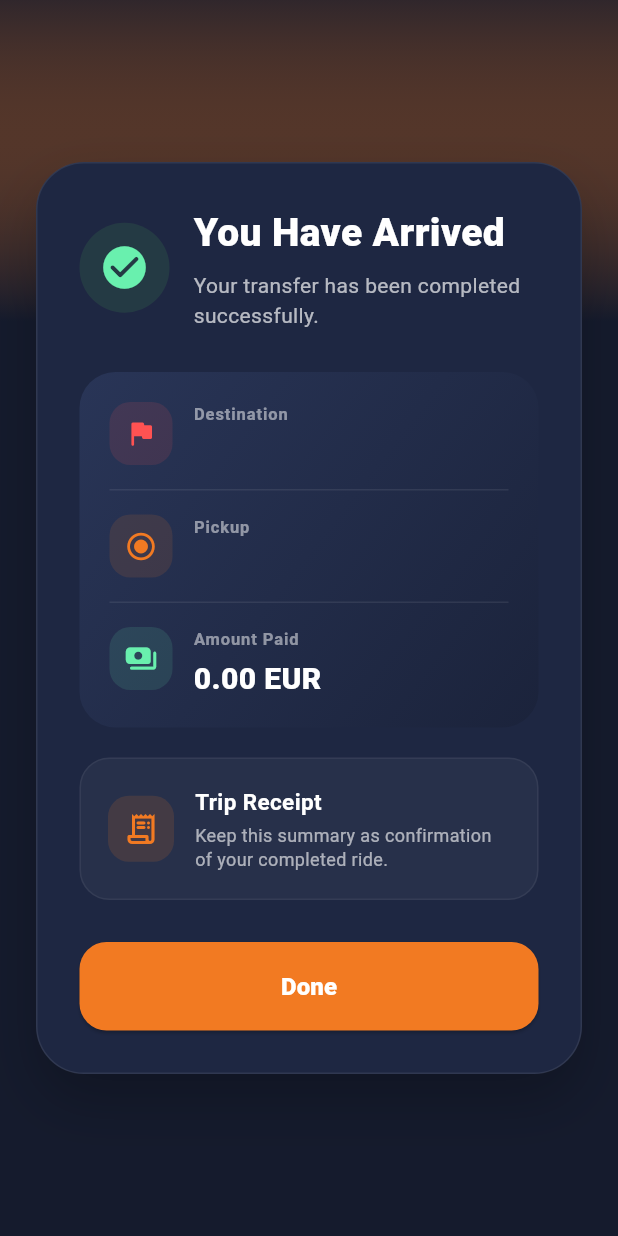
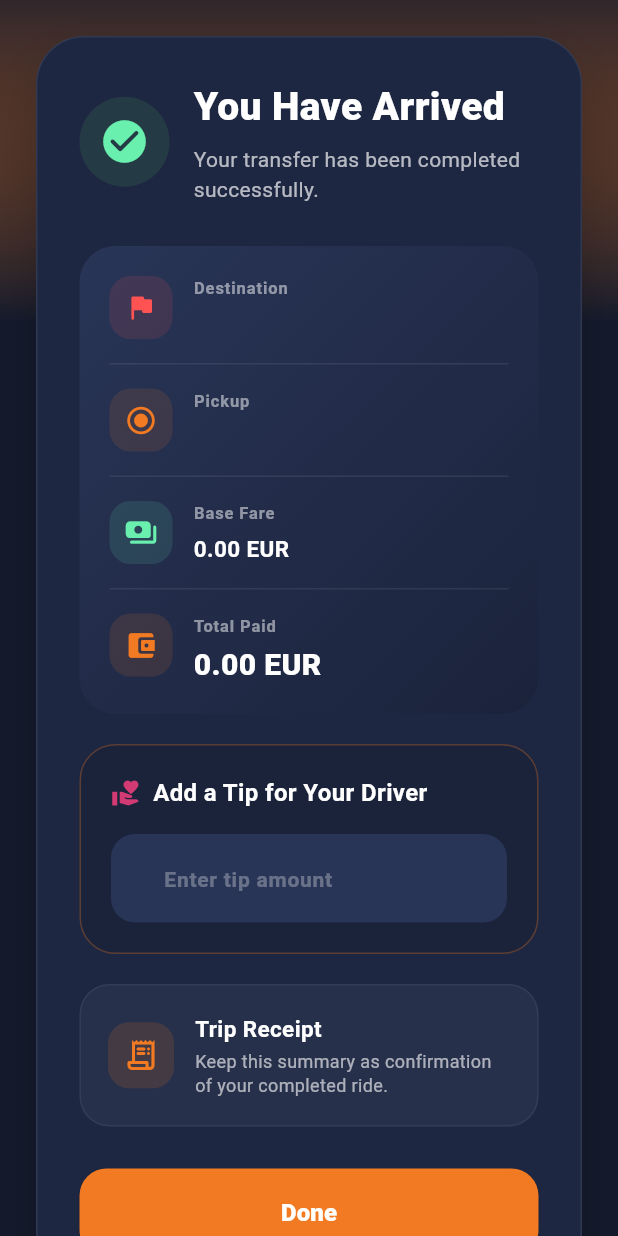
Before and after one commit to ThaferAbo/RayRide, a Flutter app: the TripArrivalSummaryScreen screen opened directly with empty values, on a phone screen of 412 x 824 dp. Run offline on Flutter 3.47's test engine with Material 3 defaults, Android fonts, the phone set to English and light mode, and no system bars; our stand-ins replace flutter_map, flutter_secure_storage, latlong2, lottie, shared_preferences, shimmer; accounts and stored records are empty.

Commit message:
Adding "tips" feature.

```diff
--- a/lib/screens/trip/trip_arrival_summary_screen.dart
+++ b/lib/screens/trip/trip_arrival_summary_screen.dart
@@ -4,13 +4,27 @@ import '../../main.dart';
 import '../../models/trip_models.dart';
 import '../../services/trip_service.dart';
 
-class TripArrivalSummaryScreen extends StatelessWidget {
+class TripArrivalSummaryScreen extends StatefulWidget {
   const TripArrivalSummaryScreen({
     super.key,
     required this.trip,
   });
 
   final TripSession trip;
+
+  @override
+  State<TripArrivalSummaryScreen> createState() => _TripArrivalSummaryScreenState();
+}
+
+class _TripArrivalSummaryScreenState extends State<TripArrivalSummaryScreen> {
+  final TextEditingController _tipController = TextEditingController();
+  double _tipAmount = 0.0;
+
+  @override
+  void dispose() {
+    _tipController.dispose();
+    super.dispose();
+  }
 
   @override
   Widget build(BuildContext context) {
@@ -20,10 +34,11 @@ class TripArrivalSummaryScreen extends StatelessWidget {
     final content = Center(
       child: ConstrainedBox(
         constraints: const BoxConstraints(maxWidth: 640),
-        child: Padding(
-          padding: const EdgeInsets.all(24),
-          child: Container(
-            decoration: BoxDecoration(
+        child: SingleChildScrollView(
+          child: Padding(
+            padding: const EdgeInsets.all(24),
+            child: Container(
+              decoration: BoxDecoration(
               color: const Color(0xFF1E2742),
               borderRadius: BorderRadius.circular(32),
               border: Border.all(color: Colors.white.withValues(alpha: 0.08)),
@@ -100,22 +115,92 @@ class TripArrivalSummaryScreen extends StatelessWidget {
                           icon: Icons.flag_rounded,
                           iconColor: Colors.redAccent,
                           label: 'Destination',
-                          value: trip.request.dropoffName,
+                          value: widget.trip.request.dropoffName,
                         ),
                         const _SummaryDivider(),
                         _SummaryRow(
                           icon: Icons.radio_button_checked,
                           iconColor: const Color(0xFFF27A22),
                           label: 'Pickup',
-                          value: trip.request.pickupName,
+                          value: widget.trip.request.pickupName,
                         ),
                         const _SummaryDivider(),
                         _SummaryRow(
                           icon: Icons.payments_rounded,
                           iconColor: Colors.greenAccent,
-                          label: 'Amount Paid',
-                          value: '${trip.request.price.toStringAsFixed(2)} EUR',
+                          label: 'Base Fare',
+                          value: '${widget.trip.request.price.toStringAsFixed(2)} EUR',
+                        ),
+                        if (_tipAmount > 0) ...[
+                          const _SummaryDivider(),
+                          _SummaryRow(
+                            icon: Icons.volunteer_activism_rounded,
+                            iconColor: Colors.pinkAccent,
+                            label: 'Tip Amount',
+                            value: '${_tipAmount.toStringAsFixed(2)} EUR',
+                          ),
+                        ],
+                        const _SummaryDivider(),
+                        _SummaryRow(
+                          icon: Icons.account_balance_wallet_rounded,
+                          iconColor: const Color(0xFFF27A22),
+                          label: 'Total Paid',
+                          value: '${(widget.trip.request.price + _tipAmount).toStringAsFixed(2)} EUR',
                           emphasize: true,
+                        ),
+                      ],
+                    ),
+                  ),
+                  const SizedBox(height: 20),
+                  // Tipping Section
+                  Container(
+                    width: double.infinity,
+                    padding: const EdgeInsets.all(20),
+                    decoration: BoxDecoration(
+                      color: const Color(0xFF1B233B),
+                      borderRadius: BorderRadius.circular(24),
+                      border: Border.all(color: const Color(0xFFF27A22).withValues(alpha: 0.3)),
+                    ),
+                    child: Column(
+                      crossAxisAlignment: CrossAxisAlignment.start,
+                      children: [
+                        Row(
+                          children: [
+                            Icon(Icons.volunteer_activism, color: Colors.pinkAccent.withValues(alpha: 0.8), size: 20),
+                            const SizedBox(width: 8),
+                            const Text(
+                              'Add a Tip for Your Driver',
+                              style: TextStyle(
+                                color: Colors.white,
+                                fontSize: 16,
+                                fontWeight: FontWeight.bold,
+                              ),
+                            ),
+                          ],
+                        ),
+                        const SizedBox(height: 16),
+                        TextField(
+                          controller: _tipController,
+                          keyboardType: const TextInputType.numberWithOptions(decimal: true),
+                          style: const TextStyle(color: Colors.white, fontSize: 18, fontWeight: FontWeight.bold),
+                          decoration: InputDecoration(
+                            hintText: 'Enter tip amount',
+                            hintStyle: TextStyle(color: Colors.white.withValues(alpha: 0.3), fontSize: 14),
+                            prefixText: '€ ',
+                            prefixStyle: const TextStyle(color: Color(0xFFF27A22), fontSize: 18, fontWeight: FontWeight.bold),
+                            filled: true,
+                            fillColor: const Color(0xFF293557),
+                            border: OutlineInputBorder(
+                              borderRadius: BorderRadius.circular(16),
+                              borderSide: BorderSide.none,
+                            ),
+                            contentPadding: const EdgeInsets.symmetric(horizontal: 16, vertical: 16),
+                          ),
+                          onChanged: (val) {
+                            setState(() {
+                              _tipAmount = double.tryParse(val) ?? 0.0;
+                            });
+                          },
                         ),
                       ],
                     ),
@@ -198,6 +283,7 @@ class TripArrivalSummaryScreen extends StatelessWidget {
                   ),
                 ],
               ),
+            ),
             ),
           ),
         ),
```
